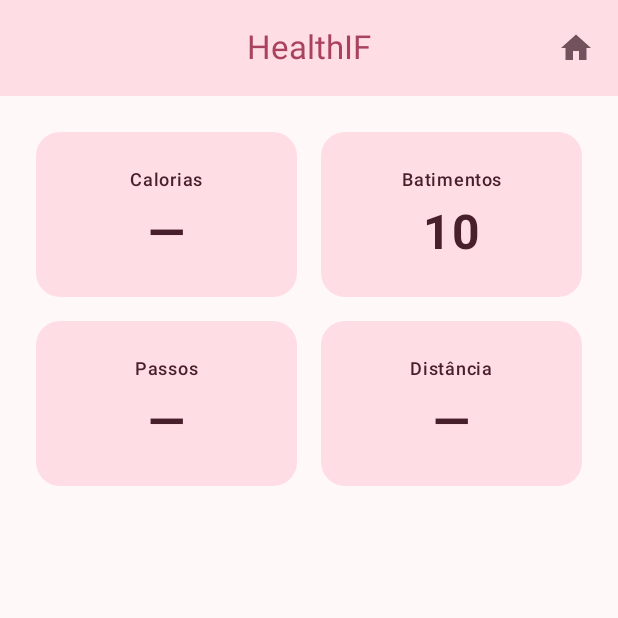
After one commit to ThiagoSev/HealthIF, an Android app built with Jetpack Compose: the InitialScreen screen opened through its navigation route, on a phone screen of 412 x 824 dp, the top half of it. The commit adds this screen. Run offline under Robolectric (Android 15) with nearby library versions, the phone set to English and light mode, and no system bars.

Commit message:
feat: cria a tela inicial com os dados dos outros sensores e permite navegar para a tela de batimentos cardíacos ao clicar no card dos bpm na tela inicial

```diff
--- a/build.gradle.kts
+++ b/build.gradle.kts
@@ -3,5 +3,6 @@ plugins {
     alias(libs.plugins.android.application) apply false
     alias(libs.plugins.kotlin.android) apply false
     alias(libs.plugins.kotlin.compose) apply false
+    alias(libs.plugins.kotlin.serialization) apply false
     alias(libs.plugins.ksp) apply false
 }
--- a/gradle/libs.versions.toml
+++ b/gradle/libs.versions.toml
@@ -22,6 +22,8 @@ wearToolingPreview = "1.0.0"
 coreSplashscreen = "1.2.0"
 foundationLayout = "1.12.1"
 material3 = "1.4.0"
+
+navigation = "2.8.0"
 
 [libraries]
 androidx-core-ktx = { group = "androidx.core", name = "core-ktx", version.ref = "coreKtx" }
@@ -50,10 +52,11 @@ androidx-wear-tooling-preview = { group = "androidx.wear", name = "wear-tooling-
 androidx-core-splashscreen = { group = "androidx.core", name = "core-splashscreen", version.ref = "coreSplashscreen" }
 androidx-compose-foundation-layout = { group = "androidx.compose.foundation", name = "foundation-layout", version.ref = "foundationLayout" }
 androidx-material3 = { group = "androidx.compose.material3", name = "material3", version.ref = "material3" }
-
+androidx-navigation-compose = { module = "androidx.navigation:navigation-compose", version.ref = "navigation" }
 
 [plugins]
 ksp = { id = "com.google.devtools.ksp", version.ref = "ksp" }
 android-application = { id = "com.android.application", version.ref = "agp" }
 kotlin-android = { id = "org.jetbrains.kotlin.android", version.ref = "kotlin" }
 kotlin-compose = { id = "org.jetbrains.kotlin.plugin.compose", version.ref = "kotlin" }
+kotlin-serialization = { id = "org.jetbrains.kotlin.plugin.serialization", version.ref = "kotlin" }
--- a/mobile/build.gradle.kts
+++ b/mobile/build.gradle.kts
@@ -2,6 +2,7 @@ plugins {
     alias(libs.plugins.android.application)
     alias(libs.plugins.kotlin.android)
     alias(libs.plugins.kotlin.compose)
+    alias(libs.plugins.kotlin.serialization)
 
     alias(libs.plugins.ksp)
 }
@@ -63,6 +64,9 @@ dependencies {
     implementation(libs.androidx.compose.ui.tooling.preview)
     implementation(libs.androidx.compose.material3)
 
+    // Navigation
+    implementation(libs.androidx.navigation.compose)
+
     implementation(libs.androidx.datastore.preferences)
     implementation(libs.androidx.lifecycle.viewmodel.ktx)
     implementation(libs.androidx.lifecycle.runtime.compose)
--- /dev/null
+++ b/mobile/src/main/java/com/example/healthif/navigation/NavHost.kt
@@ -0,0 +1,43 @@
+package com.example.healthif.navigation
+
+import androidx.compose.foundation.layout.PaddingValues
+import androidx.compose.foundation.layout.padding
+import androidx.compose.runtime.Composable
+import androidx.compose.ui.Modifier
+import androidx.navigation.compose.NavHost
+import androidx.navigation.compose.composable
+import androidx.navigation.compose.rememberNavController
+import androidx.navigation.toRoute
+import com.example.healthif.ui.feature.Initial.InitialScreen
+import com.example.healthif.ui.feature.heartbeats.HeartCareScreen
+import kotlinx.serialization.Serializable
+
+@Serializable
+object InitialRoute
+
+@Serializable
+object HeartCareRoute
+
+@Composable
+fun NavHost(paddingValues: PaddingValues) {
+
+    val navController = rememberNavController()
+
+    NavHost(
+        navController = navController,
+        startDestination = InitialRoute,
+        modifier = Modifier.padding(paddingValues)
+    ) {
+        composable<InitialRoute> {
+            InitialScreen(
+                navigateToHeartCareScreen = {
+                    navController.navigate(HeartCareRoute)
+                }
+            )
+        }
+
+        composable<HeartCareRoute> {
+            HeartCareScreen()
+        }
+    }
+}
--- /dev/null
+++ b/mobile/src/main/java/com/example/healthif/ui/feature/Initial/InitialScreen.kt
@@ -0,0 +1,129 @@
+package com.example.healthif.ui.feature.Initial
+
+import androidx.compose.foundation.layout.Arrangement
+import androidx.compose.foundation.layout.Column
+import androidx.compose.foundation.layout.Row
+import androidx.compose.foundation.layout.fillMaxSize
+import androidx.compose.foundation.layout.fillMaxWidth
+import androidx.compose.foundation.layout.heightIn
+import androidx.compose.foundation.layout.padding
+import androidx.compose.foundation.rememberScrollState
+import androidx.compose.foundation.shape.RoundedCornerShape
+import androidx.compose.foundation.verticalScroll
+import androidx.compose.material3.Card
+import androidx.compose.material3.CardDefaults
+import androidx.compose.material3.MaterialTheme
+import androidx.compose.material3.Surface
+import androidx.compose.material3.Text
+import androidx.compose.runtime.Composable
+import androidx.compose.runtime.getValue
+import androidx.compose.ui.Alignment
+import androidx.compose.ui.Modifier
+import androidx.compose.ui.res.stringResource
+import androidx.compose.ui.text.font.FontWeight
+import androidx.compose.ui.text.style.TextAlign
+import androidx.compose.ui.tooling.preview.Preview
+import androidx.compose.ui.unit.dp
+import androidx.compose.ui.unit.sp
+import androidx.lifecycle.compose.collectAsStateWithLifecycle
+import com.example.healthif.R
+import com.example.healthif.ui.feature.PreferenciasViewModel
+import com.example.healthif.ui.feature.heartbeats.HeartCareTheme
+
+@Composable
+fun InitialScreen(
+    navigateToHeartCareScreen: () -> Unit
+) {
+    //val atual by viewModel.batimentoAtual.collectAsStateWithLifecycle()
+
+    InitialContent(batimentos = "10", navigateToHeartCareScreen = navigateToHeartCareScreen)
+}
+
+@Composable
+private fun InitialContent(
+    batimentos: String? = null,
+    calorias: String? = null,
+    passos: String? = null,
+    distancia: String? = null,
+    navigateToHeartCareScreen: () -> Unit
+) {
+    Surface(
+        modifier = Modifier.fillMaxSize(),
+        color = MaterialTheme.colorScheme.background
+    ) {
+        Column(
+            modifier = Modifier
+                .fillMaxSize()
+                .verticalScroll(rememberScrollState())
+                .padding(24.dp),
+            verticalArrangement = Arrangement.spacedBy(16.dp)
+        ) {
+            Row(
+                modifier = Modifier.fillMaxWidth(),
+                horizontalArrangement = Arrangement.spacedBy(16.dp)
+            ) {
+                MetricCard(stringResource(R.string.metric_calories), calorias, Modifier.weight(1f), {})
+                MetricCard(stringResource(R.string.metric_heartbeats), batimentos, Modifier.weight(1f), navigateToHeartCareScreen)
+            }
+            Row(
+                modifier = Modifier.fillMaxWidth(),
+                horizontalArrangement = Arrangement.spacedBy(16.dp)
+            ) {
+                MetricCard(stringResource(R.string.metric_steps), passos, Modifier.weight(1f), {})
+                MetricCard(stringResource(R.string.metric_distance), distancia, Modifier.weight(1f), {})
+            }
+        }
+    }
+}
+
+@Composable
+private fun MetricCard(title: String, value: String?, modifier: Modifier = Modifier, onclickEvent: () -> Unit) {
+    Card(
+        modifier = modifier,
+        shape = RoundedCornerShape(16.dp),
+        onClick = onclickEvent,
+        colors = CardDefaults.cardColors(
+            containerColor = MaterialTheme.colorScheme.primaryContainer,
+            contentColor = MaterialTheme.colorScheme.onPrimaryContainer
+        )
+    ) {
+        Column(
+            modifier = Modifier
+                .fillMaxWidth()
+                .heightIn(min = 110.dp)
+                .padding(16.dp),
+            horizontalAlignment = Alignment.CenterHorizontally,
+            verticalArrangement = Arrangement.spacedBy(8.dp, Alignment.CenterVertically)
+        ) {
+            Text(
+                text = title,
+                modifier = Modifier.fillMaxWidth(),
+                style = MaterialTheme.typography.labelMedium,
+                textAlign = TextAlign.Center
+            )
+            Text(
+                text = value ?: stringResource(R.string.metric_unavailable),
+                modifier = Modifier.fillMaxWidth(),
+                fontSize = 32.sp,
+                fontWeight = FontWeight.Bold,
+                textAlign = TextAlign.Center
+            )
+        }
+    }
+}
+
+@Preview(showBackground = true, widthDp = 360)
+@Composable
+private fun InitialScreenPreview() {
+    HeartCareTheme(darkTheme = false) {
+        InitialContent(batimentos = "78", calorias = "320", passos = "4.250", distancia = "3,2 km", {})
+    }
+}
+
+@Preview(showBackground = true, widthDp = 360)
+@Composable
+private fun InitialScreenDarkPreview() {
+    HeartCareTheme(darkTheme = true) {
+        InitialContent(navigateToHeartCareScreen = {})
+    }
+}
--- a/mobile/src/main/res/values/strings.xml
+++ b/mobile/src/main/res/values/strings.xml
@@ -1,3 +1,8 @@
 <resources>
     <string name="app_name">DataStore</string>
+    <string name="metric_calories">Calorias</string>
+    <string name="metric_heartbeats">Batimentos</string>
+    <string name="metric_steps">Passos</string>
+    <string name="metric_distance">Distância</string>
+    <string name="metric_unavailable">—</string>
 </resources>
```
Also changed, not shown: mobile/src/main/java/com/example/healthif/MainActivity.kt (+4 -15 lines), mobile/src/main/java/com/example/healthif/ui/feature/Initial/InitialViewModel.kt (added, +7 -0 lines), mobile/src/main/java/com/example/healthif/ui/feature/PreferenciasViewModel.kt (+1 -27 lines), mobile/src/main/java/com/example/healthif/ui/feature/heartbeats/HeartBeatViewModel.kt (added, +25 -0 lines), mobile/src/main/java/com/example/healthif/ui/feature/heartbeats/HeartCareScreen.kt (+20 -5 lines).
